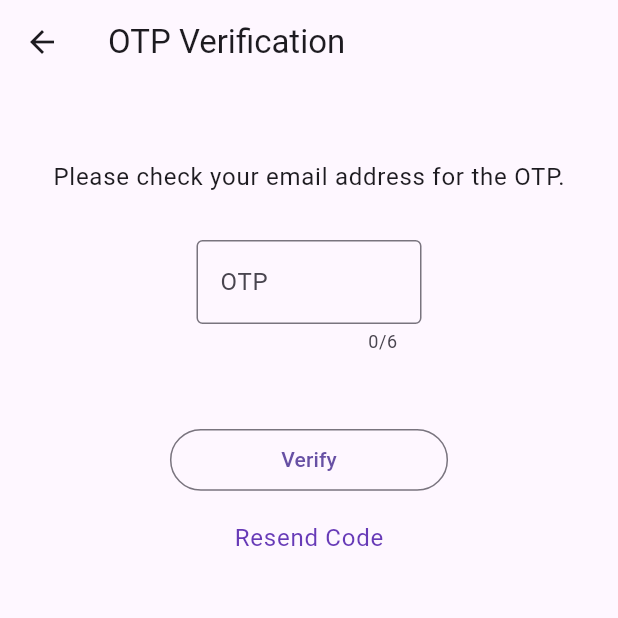
After one commit to tahawaheed9/wellness_wise, a Flutter app: the OTPVerificationScreen screen opened by its route, on a phone screen of 412 x 824 dp, the top half of it. The commit adds this screen. Run offline on Flutter 3.47's test engine with Material 3 defaults, Android fonts, the light colour scheme and no system bars; our stand-ins replace firebase_core; accounts and stored records are empty.

Commit message:
Added OTP Verification Screen

```diff
--- a/lib/constants/routes.dart
+++ b/lib/constants/routes.dart
@@ -1,5 +1,6 @@
 const loginScreenRoute = '/login/';
 const registerScreenRoute = '/register/';
+const otpVerificationScreenRoute = '/otp-verification/';
 const resetPasswordScreenRoute = '/reset-password/';
 const basicInformationScreenRoute = '/basic-information/';
 const additionalInformationScreenRoute = '/additional-information/';
--- a/lib/controller/screen_navigation_controller.dart
+++ b/lib/controller/screen_navigation_controller.dart
@@ -2,15 +2,24 @@ import 'package:flutter/material.dart';
 
 import '../constants/routes.dart';
 
-pushLoginScreen(BuildContext context) {
+void pushLoginScreen(BuildContext context) {
   Navigator.of(context).pushNamed(loginScreenRoute);
 }
 
-pushRegisterScreen(BuildContext context) {
+void pushRegisterScreen(BuildContext context) {
   Navigator.of(context).pushNamed(registerScreenRoute);
 }
 
-pushResetPasswordScreen(BuildContext context) {
+void pushOTPVerificationScreen(BuildContext context) {
+  Navigator.of(context).pushNamedAndRemoveUntil(
+    otpVerificationScreenRoute,
+    ModalRoute.withName(
+      '/otp-verification/',
+    ),
+  );
+}
+
+void pushResetPasswordScreen(BuildContext context) {
   Navigator.of(context).pushNamed(resetPasswordScreenRoute);
 }
 
--- a/lib/main.dart
+++ b/lib/main.dart
@@ -3,6 +3,7 @@ import 'package:flutter/services.dart';
 import 'firebase_options.dart';
 import 'package:firebase_core/firebase_core.dart';
 
+import '/screens/otp_verification/otp_verification_screen.dart';
 import '/screens/additional_information/additional_information_screen.dart';
 import '/screens/basic_information/basic_information_screen.dart';
 import '../screens/reset_password/reset_password_screen.dart';
@@ -49,6 +50,7 @@ class MyApp extends StatelessWidget {
       routes: {
         loginScreenRoute: (context) => const LoginScreen(),
         registerScreenRoute: (context) => const RegisterScreen(),
+        otpVerificationScreenRoute: (context) => const OTPVerificationScreen(),
         resetPasswordScreenRoute: (context) => const ResetPasswordScreen(),
         basicInformationScreenRoute: (context) =>
             const BasicInformationScreen(),
--- /dev/null
+++ b/lib/screens/otp_verification/otp_verification_screen.dart
@@ -0,0 +1,84 @@
+import 'package:flutter/material.dart';
+
+import '/components/primary_button.dart';
+
+class OTPVerificationScreen extends StatefulWidget {
+  const OTPVerificationScreen({super.key});
+
+  @override
+  State<OTPVerificationScreen> createState() => _OTPVerificationScreenState();
+}
+
+class _OTPVerificationScreenState extends State<OTPVerificationScreen> {
+  final TextEditingController otp = TextEditingController();
+
+  @override
+  void dispose() {
+    otp.dispose();
+    super.dispose();
+  }
+
+  @override
+  Widget build(BuildContext context) {
+    return Scaffold(
+      appBar: AppBar(
+        title: const Text('OTP Verification'),
+      ),
+      body: SingleChildScrollView(
+        child: SafeArea(
+          child: Center(
+            child: Column(
+              children: <Widget>[
+                const SizedBox(height: 50.0),
+                Text(
+                  'Please check your email address for the OTP.',
+                  style: Theme.of(context).textTheme.bodyLarge,
+                ),
+                const SizedBox(height: 30.0),
+
+                // OTP Field...
+                SizedBox(
+                  width: 150,
+                  child: TextField(
+                    controller: otp,
+                    maxLength: 6,
+                    autocorrect: false,
+                    enableSuggestions: false,
+                    textAlign: TextAlign.center,
+                    style: const TextStyle(
+                      letterSpacing: 10.0,
+                    ),
+                    decoration: const InputDecoration(
+                      labelText: 'OTP',
+                      border: OutlineInputBorder(),
+                    ),
+                  ),
+                ),
+                const SizedBox(height: 50.0),
+
+                // Verify Button...
+                PrimaryButton(
+                  text: 'Verify',
+                  onPressed: () {},
+                ),
+                const SizedBox(height: 20.0),
+
+                // Resend OTP Button...
+                GestureDetector(
+                  onTap: () {},
+                  child: Text(
+                    'Resend Code',
+                    style: Theme.of(context)
+                        .textTheme
+                        .bodyLarge
+                        ?.copyWith(color: Colors.deepPurple),
+                  ),
+                ),
+              ],
+            ),
+          ),
+        ),
+      ),
+    );
+  }
+}
```
